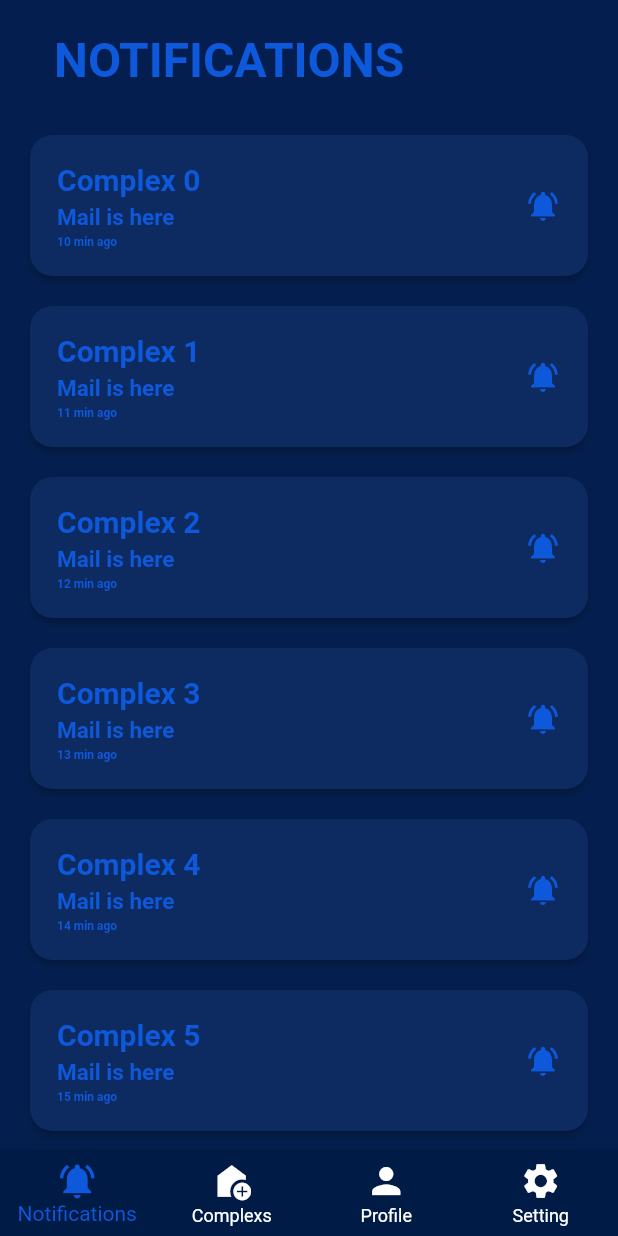
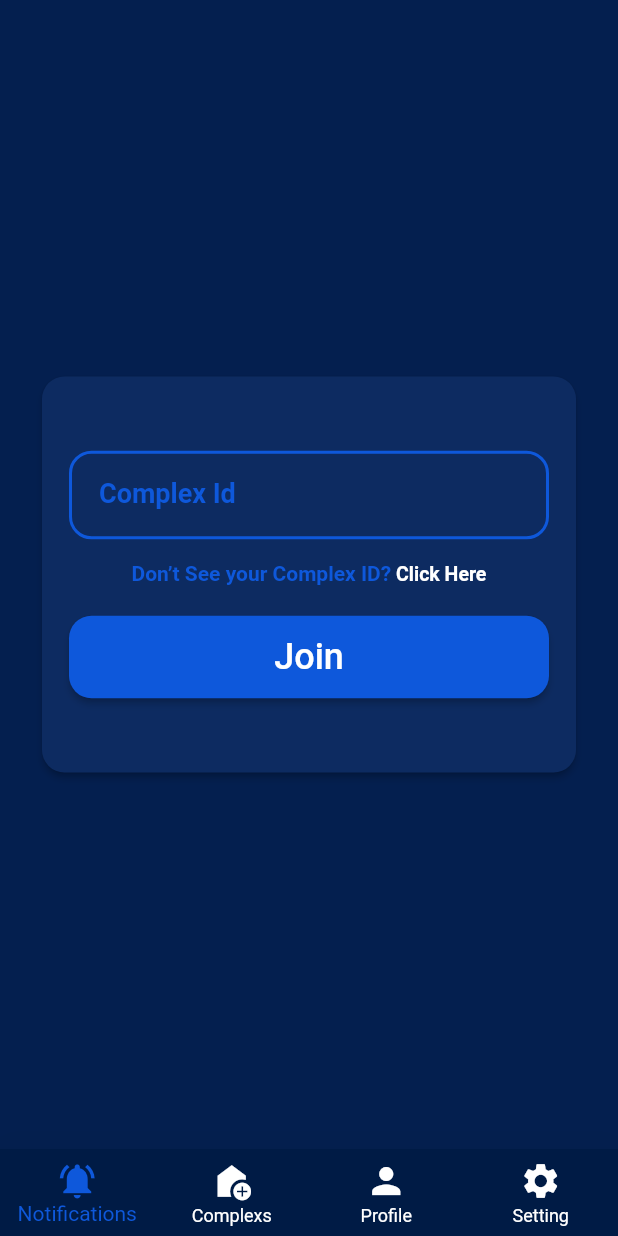
Before and after one commit to justdeepaktiwari/mailapp01, a Flutter app: the screen it shows after launch, after a tap on "Sign In", on a phone screen of 412 x 824 dp. Run offline on Flutter 3.47's test engine with Material 2 defaults, Android fonts, the phone set to English and light mode, and no system bars; our stand-ins replace shared_preferences.

Commit message:
Complex Page Without Modal

```diff
--- a/lib/screens/home_screen.dart
+++ b/lib/screens/home_screen.dart
@@ -62,6 +62,12 @@ class _HomeScreenState extends State<HomeScreen> {
           selectIndex: _selectedIndex,
         ),
         backgroundColor: AppConstants.primaryColor,
+        floatingActionButton: _selectedIndex == 1
+            ? FloatingActionButton(
+                onPressed: () {},
+                child: const Icon(Icons.add),
+              )
+            : null,
       ),
     );
   }
--- a/lib/screens/notifications_screen.dart
+++ b/lib/screens/notifications_screen.dart
@@ -3,6 +3,7 @@ import 'package:mailapp01/providers/auth_provider.dart';
 import 'package:mailapp01/utils/constants.dart';
 import 'package:mailapp01/widgets/notification_card.dart';
 import 'package:mailapp01/widgets/page_heading.dart';
+import 'package:mailapp01/widgets/requestcard_complex.dart';
 import 'package:provider/provider.dart';
 
 class NotificationsScreen extends StatefulWidget {
@@ -19,11 +20,12 @@ class _NotificationsScreenState extends State<NotificationsScreen> {
   @override
   Widget build(BuildContext context) {
     final auth = Provider.of<AuthProvider>(context);
-    print(auth.isLoggedIn);
-// PageHeadingWidget(headingText: "NOTIFICATIONS"),
+    TextEditingController complexId = TextEditingController();
 
     return SafeArea(
-      child: CustomScrollView(
+      child: items.isEmpty
+          ? RequestComplexCardWidget(complexId: complexId)
+          : CustomScrollView(
               slivers: [
                 const SliverAppBar(
                   title: PageHeadingWidget(
@@ -44,7 +46,7 @@ class _NotificationsScreenState extends State<NotificationsScreen> {
                       timeNotification: "1$index min ago",
                     );
                   },
-            initialItemCount: 50,
+                  initialItemCount: items.length,
                 )
               ],
             ),
--- /dev/null
+++ b/lib/widgets/requestcard_complex.dart
@@ -0,0 +1,77 @@
+import 'package:flutter/material.dart';
+import 'package:mailapp01/screens/auth/forget_screen.dart';
+import 'package:mailapp01/utils/constants.dart';
+import 'package:mailapp01/widgets/button.dart';
+import 'package:mailapp01/widgets/text_diffrent_color.dart';
+import 'package:mailapp01/widgets/text_field.dart';
+
+// ignore: must_be_immutable
+class RequestComplexCardWidget extends StatelessWidget {
+  TextEditingController complexId;
+  RequestComplexCardWidget({
+    super.key,
+    required this.complexId,
+  });
+
+  @override
+  Widget build(BuildContext context) {
+    return Center(
+      child: SizedBox(
+        height: 300,
+        width: double.infinity,
+        child: Padding(
+          padding: const EdgeInsets.all(8.0),
+          child: Card(
+            elevation: 2,
+            margin: const EdgeInsets.fromLTRB(20, 10, 20, 10),
+            color: AppConstants.cardColor,
+            shape: RoundedRectangleBorder(
+              borderRadius: BorderRadius.circular(15),
+            ),
+            child: Padding(
+              padding: const EdgeInsets.all(18.0),
+              child: Column(
+                mainAxisAlignment: MainAxisAlignment.center,
+                crossAxisAlignment: CrossAxisAlignment.center,
+                children: [
+                  TextFieldWidget(
+                    labelText: "Complex Id",
+                    editingController: complexId,
+                    isPasswordType: false,
+                    textInputType: TextInputType.text,
+                  ),
+                  const SizedBox(
+                    height: 15,
+                    width: double.infinity,
+                  ),
+                  GestureDetector(
+                    onTap: () {
+                      Navigator.push(
+                        context,
+                        MaterialPageRoute(
+                          builder: (context) => const ForgetScreen(),
+                        ),
+                      );
+                    },
+                    child: const TextDiffrentColorWidget(
+                      startText: "Don’t See your Complex ID?",
+                      endText: " Click Here",
+                    ),
+                  ),
+                  const SizedBox(
+                    height: 20,
+                    width: double.infinity,
+                  ),
+                  ButtonWidget(
+                    onPressed: () {},
+                    buttonName: "Join",
+                  )
+                ],
+              ),
+            ),
+          ),
+        ),
+      ),
+    );
+  }
+}
```
Also changed, not shown: lib/screens/complex/complex_screen.dart (+28 -2 lines), lib/widgets/complex_card.dart (added, +63 -0 lines). Lines whose indentation alone changed are shown as unchanged.
